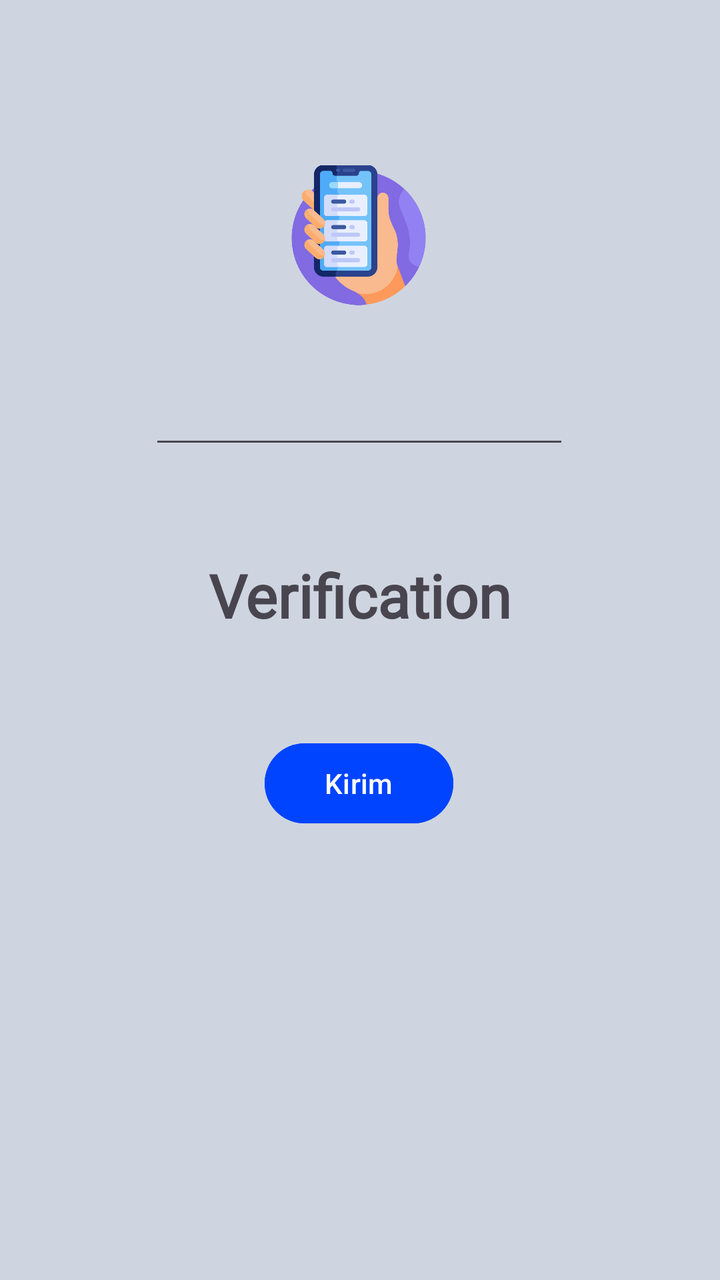
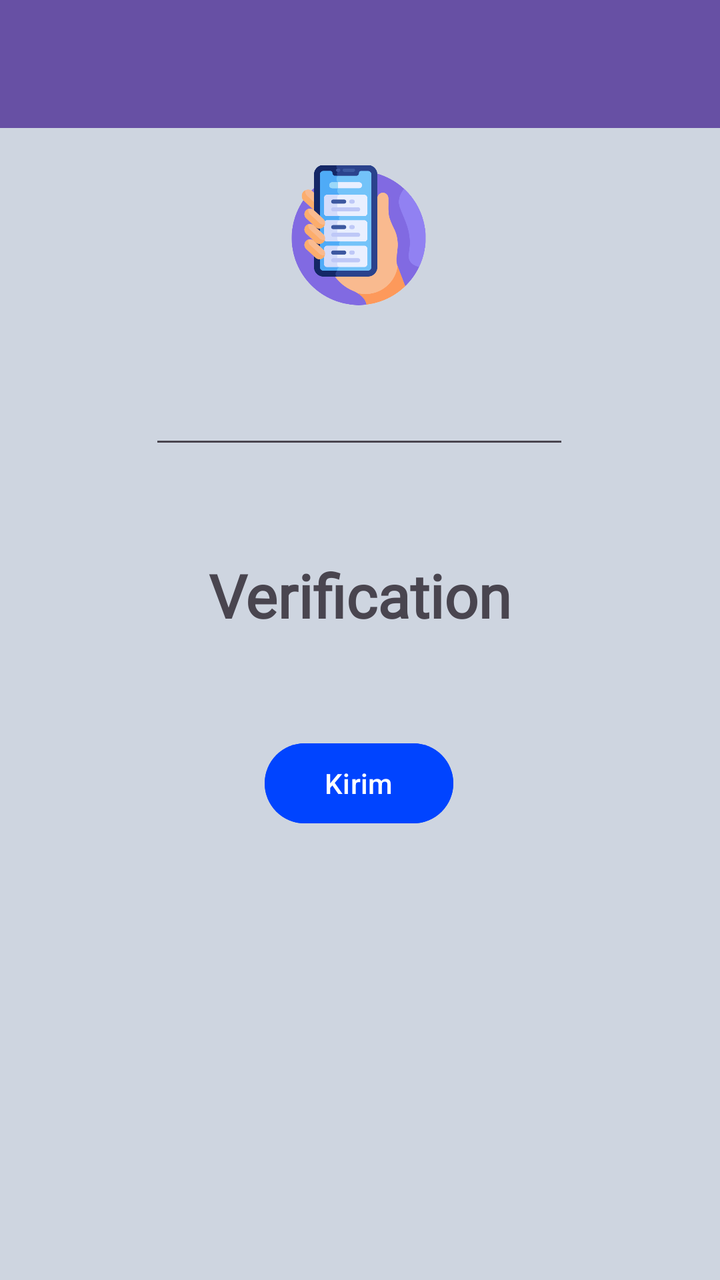

Screens rendered from an Android XML layout before and after an edit, with the pre-edit source and the edit as a unified diff.
<!-- AndroidManifest.xml: application theme Theme.Aldo_TIE_Pertemuan3 -->
<!-- res/layout/activity_third.xml -->
<?xml version="1.0" encoding="utf-8"?>
<androidx.constraintlayout.widget.ConstraintLayout xmlns:android="http://schemas.android.com/apk/res/android"
    xmlns:app="http://schemas.android.com/apk/res-auto"
    xmlns:tools="http://schemas.android.com/tools"
    android:id="@+id/main"
    android:layout_width="match_parent"
    android:layout_height="match_parent"
    android:background="#CED5E0"
    tools:context=".Pertemuan3.ThirdActivity">

    <EditText
        android:id="@+id/inputNoTujuan"
        android:layout_width="wrap_content"
        android:layout_height="wrap_content"
        android:layout_marginTop="188dp"
        android:elevation="10dp"
        android:ems="10"
        android:inputType="number"
        android:text=""
        app:layout_constraintEnd_toEndOf="parent"
        app:layout_constraintHorizontal_bias="0.497"
        app:layout_constraintStart_toStartOf="parent"
        app:layout_constraintTop_toTopOf="parent" />

    <Button
        android:id="@+id/btnKirim"
        android:layout_width="wrap_content"
        android:layout_height="wrap_content"
        android:layout_marginTop="50dp"
        android:paddingHorizontal="30dp"
        android:backgroundTint="@color/blue"
        android:text="Kirim"
        app:layout_constraintEnd_toEndOf="parent"
        app:layout_constraintHorizontal_bias="0.498"
        app:layout_constraintStart_toStartOf="parent"
        app:layout_constraintTop_toBottomOf="@+id/textVerif" />

    <ImageView
        android:id="@+id/imageView"
        android:layout_width="70dp"
        android:layout_height="115dp"
        android:layout_marginTop="60dp"
        app:layout_constraintEnd_toEndOf="parent"
        app:layout_constraintHorizontal_bias="0.498"
        app:layout_constraintStart_toStartOf="parent"
        app:layout_constraintTop_toTopOf="parent"
        app:srcCompat="@drawable/smartphone" />


    <TextView
        android:id="@+id/textVerif"
        android:layout_width="wrap_content"
        android:layout_height="wrap_content"
        android:layout_marginTop="48dp"
        android:fontFamily="@font/playfairdisplayvariablefont_wght"
        android:text="@string/verif"
        android:textSize="30sp"
        android:textStyle="bold"
        app:layout_constraintEnd_toEndOf="parent"
        app:layout_constraintStart_toStartOf="parent"
        app:layout_constraintTop_toBottomOf="@+id/inputNoTujuan" />
</androidx.constraintlayout.widget.ConstraintLayout>
<!-- resources referenced by this layout -->
<resources>
  <color name="blue">#0044FF</color>
  <!-- drawable smartphone: png bitmap (drawable, 35917 bytes) -->
  <string name="verif">
          Verification
      </string>
  <style name="Theme.Aldo_TIE_Pertemuan3" parent="Base.Theme.Aldo_TIE_Pertemuan3" />
  <style name="Base.Theme.Aldo_TIE_Pertemuan3" parent="Theme.Material3.DayNight.NoActionBar">
          
          
      </style>
</resources>

<!-- the commit's change to res/layout/activity_third.xml (unified diff, before → after) -->
@@ -59,4 +59,15 @@
         app:layout_constraintEnd_toEndOf="parent"
         app:layout_constraintStart_toStartOf="parent"
         app:layout_constraintTop_toBottomOf="@+id/inputNoTujuan" />
+
+    <androidx.appcompat.widget.Toolbar
+        android:id="@+id/toolbar"
+        android:layout_width="match_parent"
+        android:layout_height="?attr/actionBarSize"
+        android:background="?attr/colorPrimary"
+        app:layout_constraintEnd_toEndOf="parent"
+        app:layout_constraintStart_toStartOf="parent"
+        app:layout_constraintTop_toTopOf="parent"
+        app:subtitleTextColor="@android:color/white"
+        app:titleTextColor="@android:color/white" />
 </androidx.constraintlayout.widget.ConstraintLayout>
